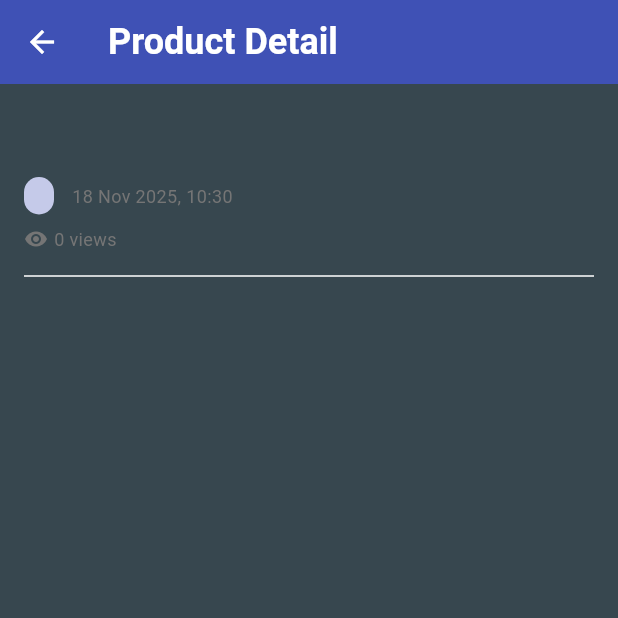
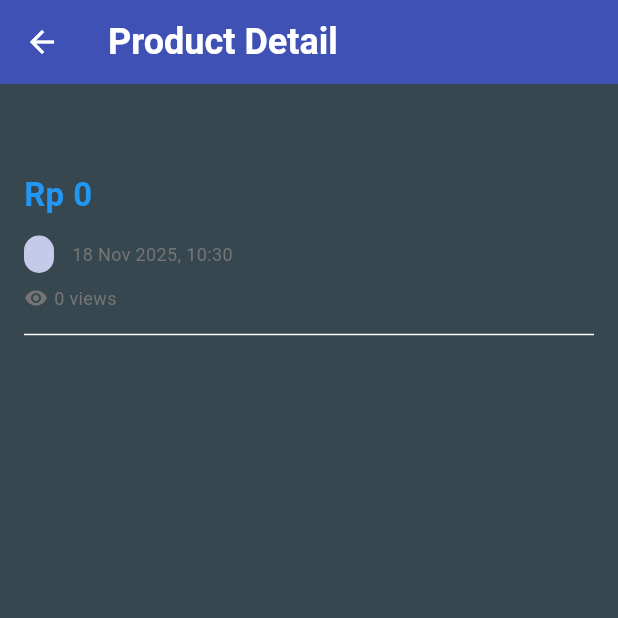
Before and after one commit to faiz-ysf/warungfootball_flutter, a Flutter app: the ProductDetailPage screen opened directly with empty values, on a phone screen of 412 x 824 dp, the top half of it. Run offline on Flutter 3.47's test engine with Material 3 defaults, Android fonts, the phone set to English and light mode, and no system bars; missing offline and left inert: pbp_django_auth.

Commit message:
penambahan file untukt tugas 9

```diff
--- a/lib/screens/product_detail.dart
+++ b/lib/screens/product_detail.dart
@@ -87,6 +87,17 @@ class ProductDetailPage extends StatelessWidget {
                       fontWeight: FontWeight.bold,
                     ),
                   ),
+                  const SizedBox(height: 8),
+
+                  // Price
+                  Text(
+                    'Rp ${product.price}',
+                    style: TextStyle(
+                      fontSize: 22.0,
+                      fontWeight: FontWeight.bold,
+                      color: Theme.of(context).colorScheme.primary,
+                    ),
+                  ),
                   const SizedBox(height: 12),
 
                   // Category and Date
```
Also changed, not shown: lib/main.dart (+4 -4 lines), lib/screens/my_products_page.dart (renamed from lib/screens/product_list_page.dart, +10 -11 lines), lib/widgets/product_card.dart (+11 -0 lines), 1 other file.
